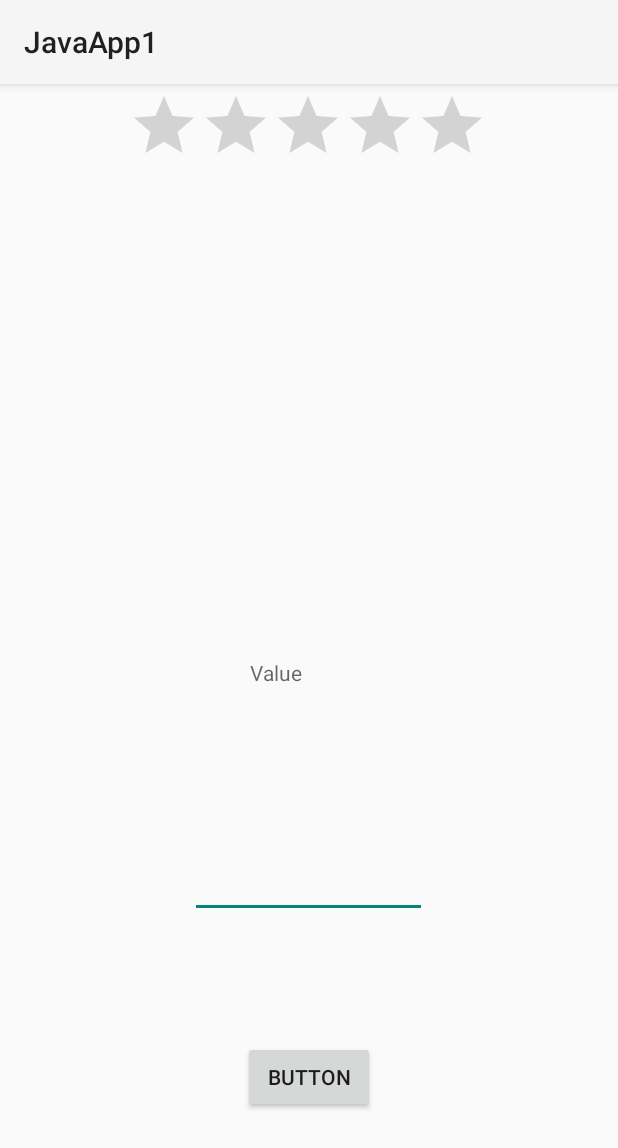
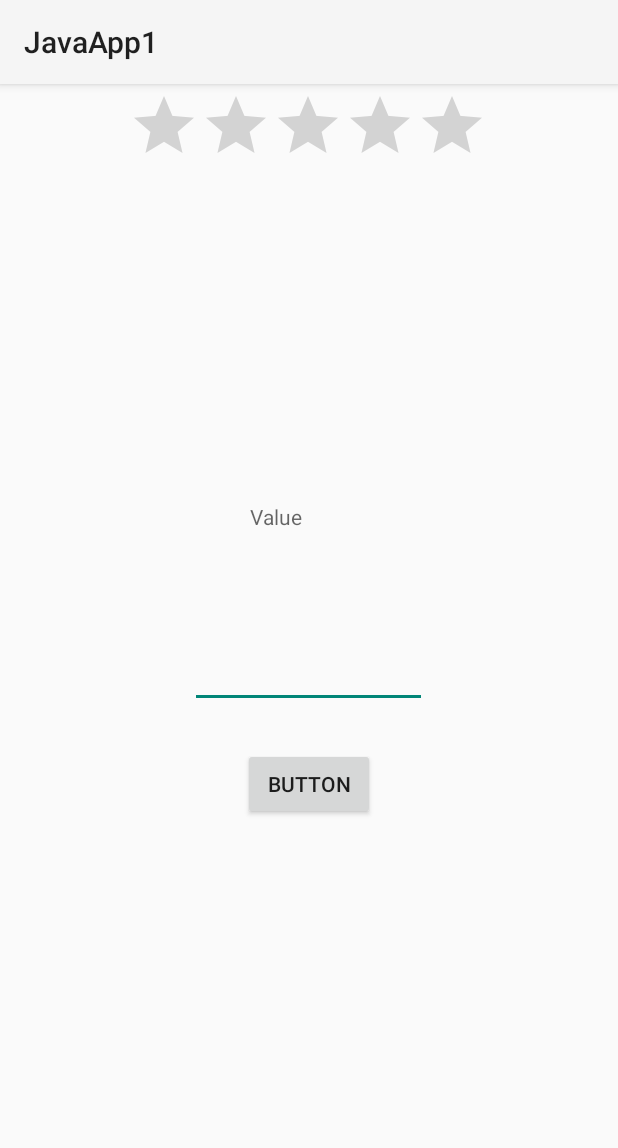
Before and after one commit to viking736/AndroidJavaApp, an Android app: the MainActivity3 screen opened directly, with no data from a screen before it, on a phone screen of 412 x 824 dp. Shown: the top 1148 px of the screen. Run offline under Robolectric (Android 15) with nearby library versions, the phone set to English and light mode, and no system bars.

Commit message:
slight edition

```diff
--- a/app/src/main/java/com/example/javaapp1/MainActivity3.java
+++ b/app/src/main/java/com/example/javaapp1/MainActivity3.java
@@ -16,7 +16,7 @@ public class MainActivity3 extends AppCompatActivity {
     protected void onCreate(Bundle savedInstanceState) {
         super.onCreate(savedInstanceState);
         setContentView(R.layout.activity_main3);
-//        changeListener();
+        changeListener();
         onChangeListener();
     }
 
--- a/app/src/main/res/layout/activity_main3.xml
+++ b/app/src/main/res/layout/activity_main3.xml
@@ -25,7 +25,7 @@
         android:layout_width="81dp"
         android:layout_height="41dp"
         android:layout_marginEnd="164dp"
-        android:layout_marginBottom="344dp"
+        android:layout_marginBottom="448dp"
         android:hint="Value"
         app:layout_constraintBottom_toBottomOf="parent"
         app:layout_constraintEnd_toEndOf="parent" />
@@ -39,7 +39,7 @@
         app:layout_constraintHorizontal_bias="0.498"
         app:layout_constraintStart_toStartOf="parent"
         app:layout_constraintTop_toBottomOf="@+id/textView"
-        app:layout_constraintVertical_bias="0.25" />
+        app:layout_constraintVertical_bias="0.09" />
 
     <Button
         android:id="@+id/setTextButton"
@@ -49,5 +49,6 @@
         app:layout_constraintBottom_toBottomOf="parent"
         app:layout_constraintEnd_toEndOf="parent"
         app:layout_constraintStart_toStartOf="parent"
-        app:layout_constraintTop_toBottomOf="@+id/etTextRt" />
+        app:layout_constraintTop_toBottomOf="@+id/etTextRt"
+        app:layout_constraintVertical_bias="0.088" />
 </androidx.constraintlayout.widget.ConstraintLayout>
```
